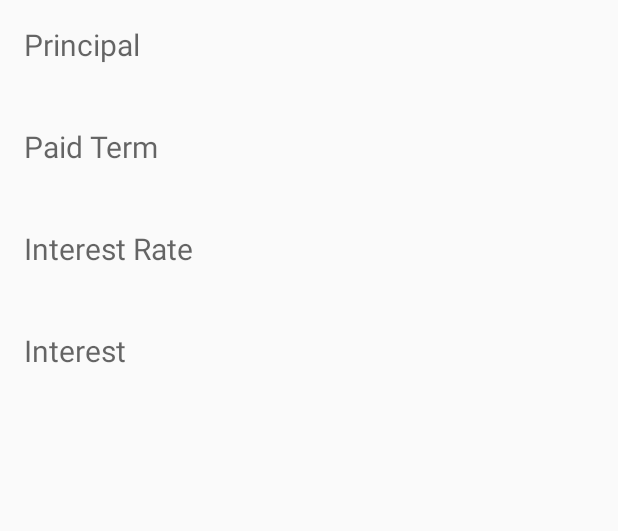
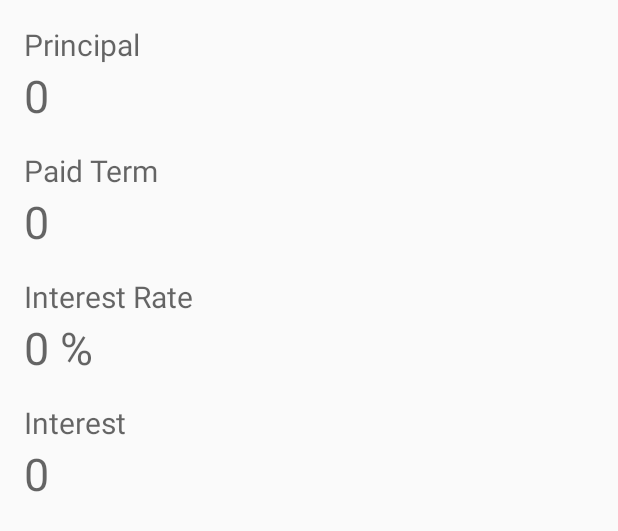
Before and after one commit to exizt/loan-calculator-android, an Android app: the layout fragment_report_summary.xml on its own in the app's theme, with its tools: preview values and no code run, on a phone screen of 412 x 824 dp. Shown: the top 531 px of the screen. Run offline under Robolectric (Android 15) with nearby library versions, the phone set to English and light mode, and no system bars.

Commit message:
Report 화면 개선.

```diff
--- a/app/src/main/res/layout/fragment_report_summary.xml
+++ b/app/src/main/res/layout/fragment_report_summary.xml
@@ -13,6 +13,12 @@
         android:orientation="vertical"
         tools:context="kr.asv.apps.loancalculator.fragments.ReportSummaryFragment">
 
+        <LinearLayout
+            android:layout_width="match_parent"
+            android:layout_height="wrap_content"
+            android:layout_marginBottom="@dimen/activity_vertical_margin"
+            android:orientation="vertical">
+
             <TextView
                 android:layout_width="wrap_content"
                 android:layout_height="wrap_content"
@@ -26,9 +32,14 @@
                 android:layout_height="wrap_content"
                 android:textAppearance="?android:attr/textAppearanceMedium"
                 android:textSize="30sp"
-            android:gravity="end"
-            />
+                android:text="@string/default_zero_money" />
+        </LinearLayout>
 
+        <LinearLayout
+            android:layout_width="match_parent"
+            android:layout_height="wrap_content"
+            android:layout_marginBottom="@dimen/activity_vertical_margin"
+            android:orientation="vertical">
             <TextView
                 android:layout_width="wrap_content"
                 android:layout_height="wrap_content"
@@ -42,8 +53,15 @@
                 android:layout_height="wrap_content"
                 android:textAppearance="?android:attr/textAppearanceMedium"
                 android:textSize="30sp"
-            android:gravity="end"
-            />
+                android:text="@string/default_zero_term" />
+        </LinearLayout>
+
+        <LinearLayout
+            android:layout_width="match_parent"
+            android:layout_height="wrap_content"
+            android:layout_marginBottom="@dimen/activity_vertical_margin"
+            android:orientation="vertical">
+
             <TextView
                 android:layout_width="wrap_content"
                 android:layout_height="wrap_content"
@@ -57,9 +75,14 @@
                 android:layout_height="wrap_content"
                 android:textAppearance="?android:attr/textAppearanceMedium"
                 android:textSize="30sp"
-            android:gravity="end"
-            />
+                android:text="@string/default_zero_rate" />
+        </LinearLayout>
 
+        <LinearLayout
+            android:layout_width="match_parent"
+            android:layout_height="wrap_content"
+            android:layout_marginBottom="@dimen/activity_vertical_margin"
+            android:orientation="vertical">
             <TextView
                 android:layout_width="wrap_content"
                 android:layout_height="wrap_content"
@@ -73,7 +96,8 @@
                 android:layout_height="wrap_content"
                 android:textAppearance="?android:attr/textAppearanceMedium"
                 android:textSize="30sp"
-            android:gravity="end"
-            />
+                android:text="@string/default_zero_money" />
+        </LinearLayout>
+
     </LinearLayout>
 </androidx.core.widget.NestedScrollView>
--- a/app/src/main/res/layout/fragment_schedule_list.xml
+++ b/app/src/main/res/layout/fragment_schedule_list.xml
@@ -7,8 +7,7 @@
         android:name="kr.asv.apps.loancalculator.fragments.ReportScheduleFragment"
         android:layout_width="match_parent"
         android:layout_height="match_parent"
-        android:layout_marginLeft="16dp"
-        android:layout_marginRight="16dp"
+        android:clipToPadding="false"
         app:layoutManager="LinearLayoutManager"
         tools:context="kr.asv.apps.loancalculator.fragments.ReportScheduleFragment"
         tools:listitem="@layout/fragment_schedule"/>
```
Also changed, not shown: app/src/main/java/kr/asv/apps/loancalculator/fragments/ReportSummaryFragment.kt (+33 -5 lines), app/src/main/res/layout/fragment_schedule.xml (+64 -74 lines). Lines whose indentation alone changed are shown as unchanged.
